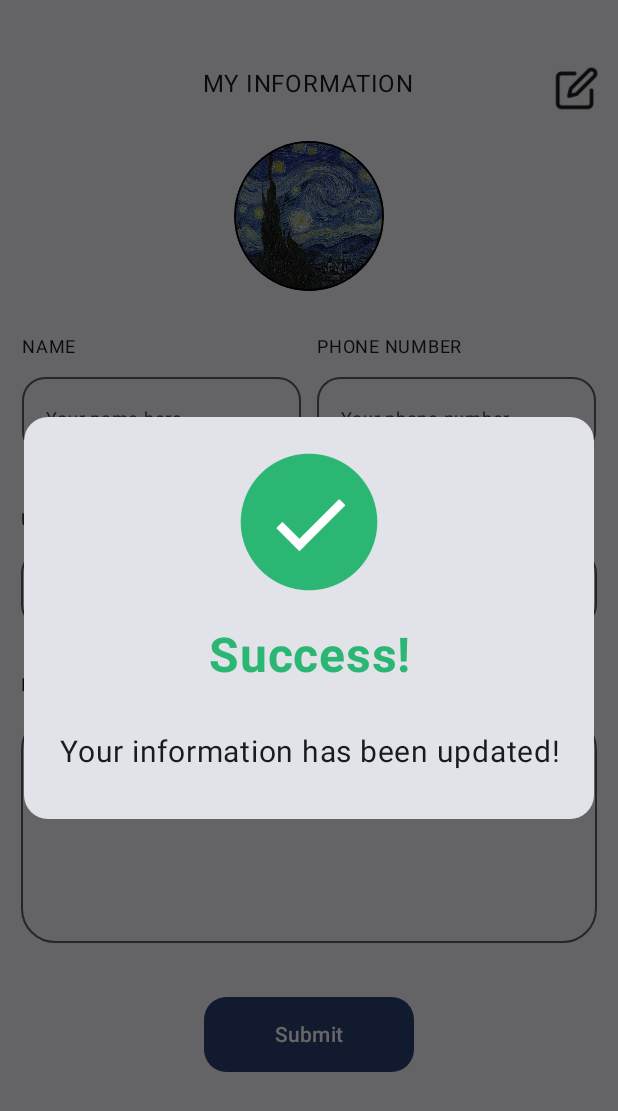
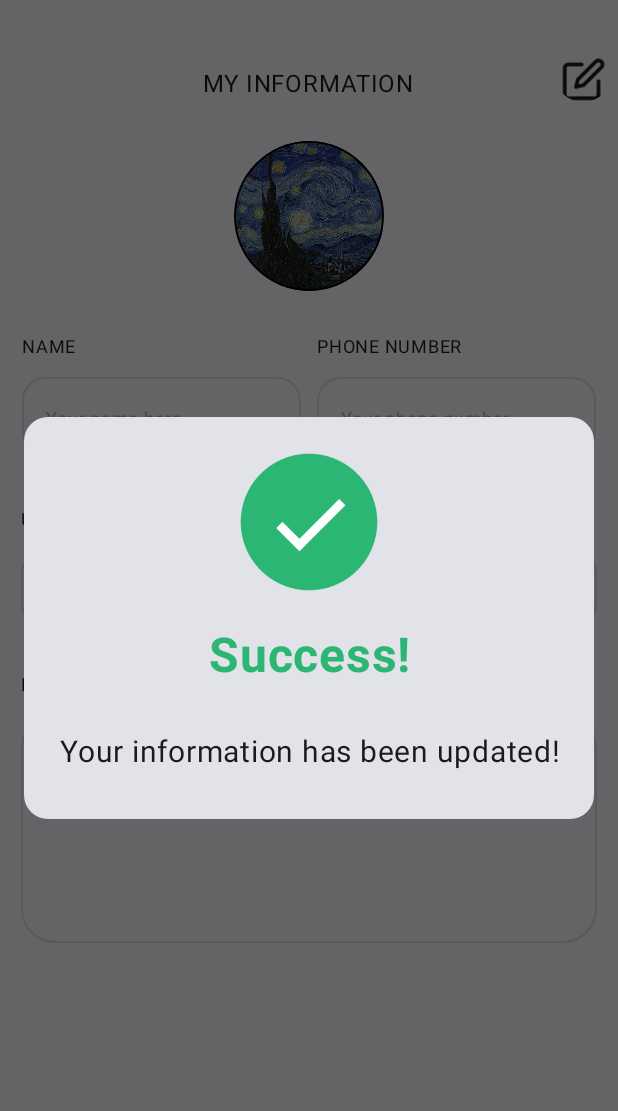
Before and after one commit to AperoAndroidFresher/MinhNT1, an Android app built with Jetpack Compose: the screen it shows after launch (MainActivity), after a tap on "Submit", on a phone screen of 412 x 824 dp. Shown: the top 1111 px of the screen. Run offline under Robolectric (Android 15) with nearby library versions, the phone set to English and light mode, and no system bars; 1 other tap on this screen came first.

Commit message:
Enabled functionality for the Edit button and have the TextFields use the appropriate keyboards

```diff
--- a/app/src/main/java/com/apero/minhnt1/MainActivity.kt
+++ b/app/src/main/java/com/apero/minhnt1/MainActivity.kt
@@ -21,8 +21,11 @@ import androidx.compose.foundation.layout.width
 import androidx.compose.foundation.layout.wrapContentSize
 import androidx.compose.foundation.shape.CircleShape
 import androidx.compose.foundation.shape.RoundedCornerShape
+import androidx.compose.foundation.text.KeyboardOptions
 import androidx.compose.material3.Button
 import androidx.compose.material3.Card
+import androidx.compose.material3.Icon
+import androidx.compose.material3.IconButton
 import androidx.compose.material3.LocalTextStyle
 import androidx.compose.material3.MaterialTheme
 import androidx.compose.material3.OutlinedTextField
@@ -42,6 +45,7 @@ import androidx.compose.ui.graphics.Color.Companion.Black
 import androidx.compose.ui.layout.ContentScale
 import androidx.compose.ui.res.painterResource
 import androidx.compose.ui.text.font.FontWeight
+import androidx.compose.ui.text.input.KeyboardType
 import androidx.compose.ui.text.style.TextAlign
 import androidx.compose.ui.unit.Dp
 import androidx.compose.ui.unit.dp
@@ -72,7 +76,9 @@ var user: User = User()
 
 @Composable
 fun Greeting(name: String, modifier: Modifier = Modifier) {
-
+    var editable by remember { mutableStateOf(false) }
+    var editButtonClickable by remember { mutableStateOf(true) }
+    var revealSubmit by remember { mutableStateOf(false) }
     Column(horizontalAlignment = Alignment.CenterHorizontally, modifier = Modifier.padding(4.dp)) {
         Row(modifier = Modifier.height(20.dp)) {}
         Row(
@@ -95,11 +101,17 @@ fun Greeting(name: String, modifier: Modifier = Modifier) {
                     .height(100.dp)
                     .weight(0.1f)
             ) {
-                Image(
-                    painter = painterResource(id = R.drawable.edit),
-                    contentDescription = "Edit",
-                    modifier = Modifier.padding(top = Dp(20f))
-                )
+                IconButton(onClick = {
+                    editButtonClickable = false
+                    editable = true
+                    revealSubmit = true
+                }, enabled = editButtonClickable) {
+                    Icon(
+                        painter = painterResource(id = R.drawable.edit),
+                        contentDescription = "Edit",
+                        modifier = Modifier.padding(top = Dp(10f))
+                    )
+                }
             }
         }
 
@@ -149,7 +161,8 @@ fun Greeting(name: String, modifier: Modifier = Modifier) {
                         //nameCheck = validateInput(name, "NAME")
                     },
                     failedCheck = nameCheck,
-                    placeholder = "Your name here..."
+                    placeholder = "Your name here...",
+                    enabled = editable
                 )
             }
             Box(
@@ -167,7 +180,9 @@ fun Greeting(name: String, modifier: Modifier = Modifier) {
                         //phoneNumberCheck = validateInput(phoneNumber, "PHONE NUMBER")
                     },
                     failedCheck = phoneNumberCheck,
-                    placeholder = "Your phone number..."
+                    placeholder = "Your phone number...",
+                    enabled = editable,
+                    keyboardOptions = KeyboardOptions(keyboardType = KeyboardType.Number)
                 )
             }
         }
@@ -186,7 +201,8 @@ fun Greeting(name: String, modifier: Modifier = Modifier) {
                     //universityNameCheck = validateInput(universityName, "UNIVERSITY NAME")
                 },
                 failedCheck = universityNameCheck,
-                placeholder = "Your university name..."
+                placeholder = "Your university name...",
+                enabled = editable
             )
         }
         Spacer(Modifier.height(10.dp))
@@ -204,14 +220,15 @@ fun Greeting(name: String, modifier: Modifier = Modifier) {
                 onValueChange = {
                     selfDescription = it
                 },
-                placeholder = "Enter a description about yourself..."
+                placeholder = "Enter a description about yourself...",
+                enabled = editable
             )
         }
         Spacer(Modifier.height(20.dp))
         var showAlert = remember { mutableStateOf(false) }
         if (showAlert.value) {
 
-
+            // Success dialog design
             Dialog(onDismissRequest = { showAlert.value = false }) {
 
                 Card(
@@ -259,8 +276,10 @@ fun Greeting(name: String, modifier: Modifier = Modifier) {
             }
 
         }
+        if (revealSubmit)
         Button(
             onClick = {
+                // validate user input
                 nameCheck = validateInput(name, "NAME")
                 phoneNumberCheck = validateInput(phoneNumber, "PHONE NUMBER")
                 universityNameCheck = validateInput(universityName, "UNIVERSITY NAME")
@@ -273,10 +292,18 @@ fun Greeting(name: String, modifier: Modifier = Modifier) {
 //                        targetUser.universityName = universityName
 //                        targetUser.selfDescription = selfDescription
 //                    }
+                    // set user properties
                     user.name = name
                     user.phoneNumber = phoneNumber
                     user.universityName = universityName
                     user.selfDescription = selfDescription
+
+                    // modify interactable objects' states
+                    editable = false
+                    editButtonClickable = true
+                    revealSubmit = false
+
+                    // show success dialog
                     showAlert.value = true
                     Executors.newSingleThreadScheduledExecutor().schedule({
                         showAlert.value = false
@@ -287,6 +314,7 @@ fun Greeting(name: String, modifier: Modifier = Modifier) {
                 .height(50.dp)
                 .width(140.dp),
             shape = RoundedCornerShape(30)
+
         ) {
             Text(text = "Submit")
         }
@@ -304,7 +332,9 @@ fun TextFieldComponent(
     cornerMod: Int = 30,
     onValueChange: (String) -> Unit,
     singleLine: Boolean = true,
-    failedCheck: Boolean = false
+    failedCheck: Boolean = false,
+    keyboardOptions: KeyboardOptions = KeyboardOptions.Default,
+    enabled: Boolean = false
 ) {
     Column {
         Text(text = text.uppercase(), fontSize = 12.sp)
@@ -317,6 +347,8 @@ fun TextFieldComponent(
                 onValueChange = onValueChange,
                 shape = RoundedCornerShape(cornerMod),
                 textStyle = LocalTextStyle.current.copy(fontSize = 12.sp),
+                enabled = enabled,
+                keyboardOptions = keyboardOptions,
                 supportingText = {
                     if (failedCheck) {
                         Text(
```
